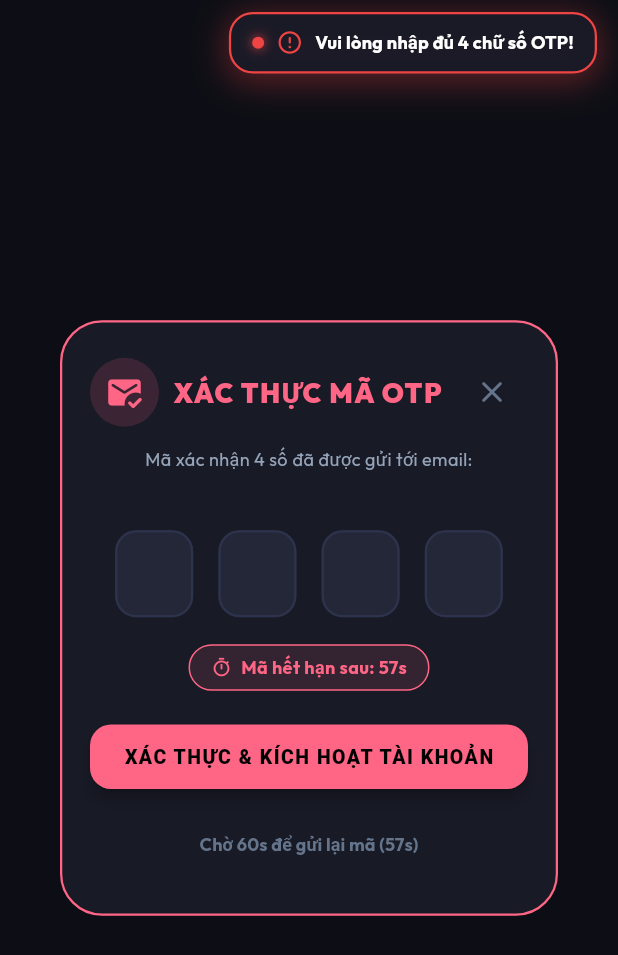
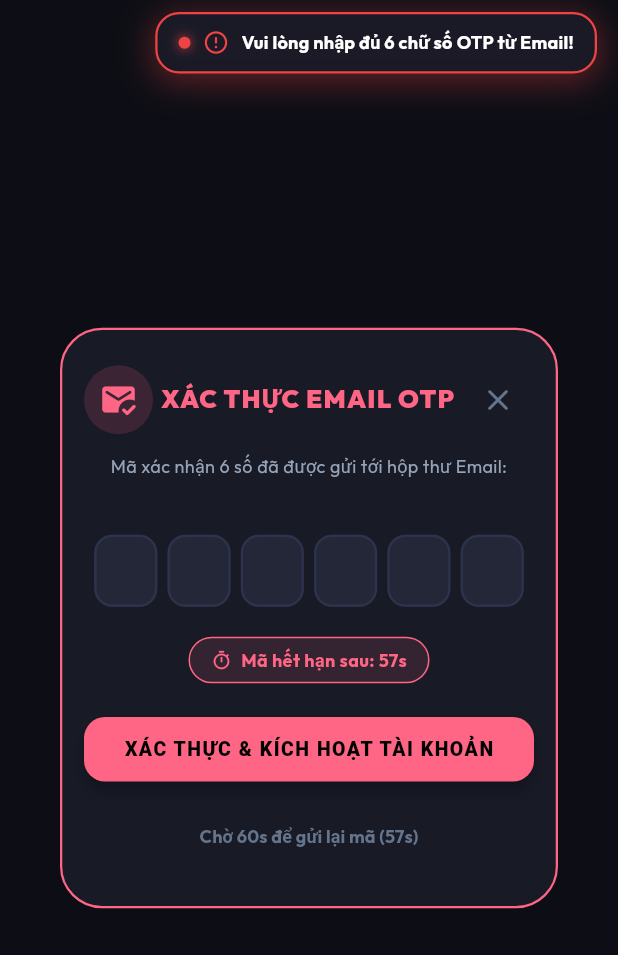
Before and after one commit to leliendaii/Nocodevn-Running, a Flutter app: the OtpVerificationDialog widget shown alone on an empty page, opened directly with empty values, after a tap on "XÁC THỰC & KÍCH HOẠT TÀI KHOẢN", on a phone screen of 412 x 824 dp. Shown: the top 955 px of the screen. Run offline on Flutter 3.47's test engine with Material 3 defaults, Android fonts, the phone set to English and light mode, and no system bars; our stand-ins replace fl_chart, geolocator, google_fonts, image_picker, shared_preferences, supabase_flutter; accounts and stored records are empty.

Commit message:
Ket noi gui OTP thuc te ve Email hop thu va cho phep dang nhap bang Username/Email 100%

```diff
--- a/lib/widgets/dialogs/otp_dialog.dart
+++ b/lib/widgets/dialogs/otp_dialog.dart
@@ -1,5 +1,4 @@
 import 'dart:async';
-import 'dart:math';
 import 'package:flutter/material.dart';
 import 'package:provider/provider.dart';
 import '../../providers/auth_provider.dart';
@@ -31,19 +30,20 @@ class OtpVerificationDialog extends StatefulWidget {
 }
 
 class _OtpVerificationDialogState extends State<OtpVerificationDialog> {
-  String _generatedOtp = '';
   int _otpCountdown = 60;
   Timer? _otpTimer;
   late int _resendAttempts;
+  bool _isSubmitting = false;
 
-  final List<TextEditingController> _otpControllers = List.generate(4, (_) => TextEditingController());
-  final List<FocusNode> _otpFocusNodes = List.generate(4, (_) => FocusNode());
+  // Hỗ trợ 6 ô nhập mã OTP (chuẩn quốc tế của Supabase)
+  final List<TextEditingController> _otpControllers = List.generate(6, (_) => TextEditingController());
+  final List<FocusNode> _otpFocusNodes = List.generate(6, (_) => FocusNode());
 
   @override
   void initState() {
     super.initState();
     _resendAttempts = widget.initialAttempts;
-    _sendOtp();
+    _startCountdown();
   }
 
   @override
@@ -58,7 +58,23 @@ class _OtpVerificationDialogState extends State<OtpVerificationDialog> {
     super.dispose();
   }
 
-  void _sendOtp() {
+  void _startCountdown() {
+    _otpTimer?.cancel();
+    setState(() {
+      _otpCountdown = 60;
+    });
+
+    _otpTimer = Timer.periodic(const Duration(seconds: 1), (timer) {
+      if (_otpCountdown > 0) {
+        setState(() => _otpCountdown--);
+      } else {
+        timer.cancel();
+      }
+    });
+  }
+
+  // Gửi lại mã OTP qua Email thực tế
+  Future<void> _resendOtp() async {
     if (_resendAttempts >= 5) {
       final lockUntil = DateTime.now().add(const Duration(hours: 1));
       widget.onLock(lockUntil);
@@ -74,41 +90,33 @@ class _OtpVerificationDialogState extends State<OtpVerificationDialog> {
     _resendAttempts++;
     widget.onAttemptIncrement();
 
-    final random = Random();
-    _generatedOtp = (1000 + random.nextInt(9000)).toString();
-
     for (var c in _otpControllers) {
       c.clear();
     }
 
-    setState(() {
-      _otpCountdown = 60;
-    });
+    final error = await context.read<AuthProvider>().resendOtp(widget.email);
+    if (!mounted) return;
 
-    _otpTimer?.cancel();
-    _otpTimer = Timer.periodic(const Duration(seconds: 1), (timer) {
-      if (_otpCountdown > 0) {
-        setState(() => _otpCountdown--);
+    if (error != null) {
+      TopSyncToast.show(context, message: error, isSuccess: false);
     } else {
-        timer.cancel();
-      }
-    });
-
+      _startCountdown();
       TopSyncToast.show(
         context,
-      message: 'Mã OTP xác thực: $_generatedOtp (Còn 60s)',
+        message: 'Đã gửi mã OTP mới tới email: ${widget.email}',
         isSuccess: true,
-      duration: const Duration(seconds: 10),
       );
     }
+  }
 
+  // Xác thực mã OTP và kích hoạt tài khoản
   Future<void> _verifyOtpAndRegister() async {
     final enteredOtp = _otpControllers.map((c) => c.text.trim()).join();
 
-    if (enteredOtp.length < 4) {
+    if (enteredOtp.length < 6) {
       TopSyncToast.show(
         context,
-        message: 'Vui lòng nhập đủ 4 chữ số OTP!',
+        message: 'Vui lòng nhập đủ 6 chữ số OTP từ Email!',
         isSuccess: false,
       );
       return;
@@ -117,29 +125,24 @@ class _OtpVerificationDialogState extends State<OtpVerificationDialog> {
     if (_otpCountdown <= 0) {
       TopSyncToast.show(
         context,
-        message: '⏱️ Mã OTP đã hết hạn! Vui lòng bấm gửi lại.',
+        message: '⏱️ Mã OTP đã hết hạn! Vui lòng bấm gửi lại mã mới.',
         isSuccess: false,
       );
       return;
     }
 
-    if (enteredOtp != _generatedOtp) {
-      TopSyncToast.show(
-        context,
-        message: '❌ Mã OTP không chính xác!',
-        isSuccess: false,
-      );
-      return;
-    }
+    setState(() => _isSubmitting = true);
 
-    final error = await context.read<AuthProvider>().register(
+    final error = await context.read<AuthProvider>().verifyOtpAndActivate(
+      email: widget.email,
+      token: enteredOtp,
       name: widget.name,
       username: widget.username,
-      email: widget.email,
       password: widget.password,
     );
 
     if (!mounted) return;
+    setState(() => _isSubmitting = false);
 
     if (error != null) {
       TopSyncToast.show(
@@ -152,7 +155,7 @@ class _OtpVerificationDialogState extends State<OtpVerificationDialog> {
       Navigator.of(context).pop();
       TopSyncToast.show(
         context,
-        message: '🎉 Xác thực OTP thành công! Đã kích hoạt tài khoản.',
+        message: '🎉 Xác thực Email thành công! Đã kích hoạt tài khoản.',
         isSuccess: true,
       );
     }
@@ -167,7 +170,7 @@ class _OtpVerificationDialogState extends State<OtpVerificationDialog> {
         side: const BorderSide(color: AppTheme.secondaryNeon, width: 1.5),
       ),
       child: Padding(
-        padding: const EdgeInsets.symmetric(horizontal: 20.0, vertical: 24.0),
+        padding: const EdgeInsets.symmetric(horizontal: 16.0, vertical: 24.0),
         child: SingleChildScrollView(
           child: Column(
             mainAxisSize: MainAxisSize.min,
@@ -188,11 +191,11 @@ class _OtpVerificationDialogState extends State<OtpVerificationDialog> {
                     ),
                   ),
                   const Text(
-                    'XÁC THỰC MÃ OTP',
+                    'XÁC THỰC EMAIL OTP',
                     style: TextStyle(
-                      fontSize: 18,
+                      fontSize: 17,
                       fontWeight: FontWeight.w900,
-                      letterSpacing: 1.0,
+                      letterSpacing: 0.8,
                       color: AppTheme.secondaryNeon,
                     ),
                   ),
@@ -204,19 +207,19 @@ class _OtpVerificationDialogState extends State<OtpVerificationDialog> {
               ),
               const SizedBox(height: 12),
               Text(
-                'Mã xác nhận 4 số đã được gửi tới email:\n${widget.email}',
+                'Mã xác nhận 6 số đã được gửi tới hộp thư Email:\n${widget.email}',
                 textAlign: TextAlign.center,
                 style: const TextStyle(fontSize: 12, color: AppTheme.textSecondary, height: 1.4),
               ),
-              const SizedBox(height: 22),
+              const SizedBox(height: 20),
 
-              // 4 Ô NHẬP MÃ OTP
+              // 6 Ô NHẬP MÃ OTP
               Row(
                 mainAxisAlignment: MainAxisAlignment.spaceEvenly,
-                children: List.generate(4, (index) {
+                children: List.generate(6, (index) {
                   return SizedBox(
-                    width: 52,
-                    height: 58,
+                    width: 42,
+                    height: 52,
                     child: TextField(
                       controller: _otpControllers[index],
                       focusNode: _otpFocusNodes[index],
@@ -224,7 +227,7 @@ class _OtpVerificationDialogState extends State<OtpVerificationDialog> {
                       textAlign: TextAlign.center,
                       maxLength: 1,
                       style: const TextStyle(
-                        fontSize: 24,
+                        fontSize: 22,
                         fontWeight: FontWeight.w900,
                         color: AppTheme.secondaryNeon,
                       ),
@@ -232,17 +235,18 @@ class _OtpVerificationDialogState extends State<OtpVerificationDialog> {
                         counterText: '',
                         filled: true,
                         fillColor: AppTheme.surfaceLight,
+                        contentPadding: EdgeInsets.zero,
                         enabledBorder: OutlineInputBorder(
-                          borderRadius: BorderRadius.circular(14),
+                          borderRadius: BorderRadius.circular(12),
                           borderSide: const BorderSide(color: AppTheme.divider, width: 1.5),
                         ),
                         focusedBorder: OutlineInputBorder(
-                          borderRadius: BorderRadius.circular(14),
+                          borderRadius: BorderRadius.circular(12),
                           borderSide: const BorderSide(color: AppTheme.secondaryNeon, width: 2),
                         ),
                       ),
                       onChanged: (val) {
-                        if (val.isNotEmpty && index < 3) {
+                        if (val.isNotEmpty && index < 5) {
                           _otpFocusNodes[index + 1].requestFocus();
                         } else if (val.isEmpty && index > 0) {
                           _otpFocusNodes[index - 1].requestFocus();
@@ -255,7 +259,7 @@ class _OtpVerificationDialogState extends State<OtpVerificationDialog> {
                   );
                 }),
               ),
-              const SizedBox(height: 18),
+              const SizedBox(height: 16),
 
               // ĐỒNG HỒ ĐẾM NGƯỢC 60 GIÂY
               Container(
@@ -294,6 +298,7 @@ class _OtpVerificationDialogState extends State<OtpVerificationDialog> {
               ),
               const SizedBox(height: 20),
 
+              // NÚT XÁC THỰC & KÍCH HOẠT
               SizedBox(
                 width: double.infinity,
                 child: ElevatedButton(
@@ -303,8 +308,14 @@ class _OtpVerificationDialogState extends State<OtpVerificationDialog> {
                     padding: const EdgeInsets.symmetric(vertical: 14),
                     shape: RoundedRectangleBorder(borderRadius: BorderRadius.circular(14)),
                   ),
-                  onPressed: _verifyOtpAndRegister,
-                  child: const Text(
+                  onPressed: _isSubmitting ? null : _verifyOtpAndRegister,
+                  child: _isSubmitting
+                      ? const SizedBox(
+                          height: 18,
+                          width: 18,
+                          child: CircularProgressIndicator(color: Colors.black, strokeWidth: 2),
+                        )
+                      : const Text(
                           'XÁC THỰC & KÍCH HOẠT TÀI KHOẢN',
                           style: TextStyle(fontSize: 13, fontWeight: FontWeight.w900),
                         ),
@@ -312,11 +323,12 @@ class _OtpVerificationDialogState extends State<OtpVerificationDialog> {
               ),
               const SizedBox(height: 10),
 
+              // NÚT GỬI LẠI MÃ (RESEND)
               TextButton(
-                onPressed: _otpCountdown <= 0 ? _sendOtp : null,
+                onPressed: _otpCountdown <= 0 ? _resendOtp : null,
                 child: Text(
                   _otpCountdown <= 0
-                      ? '🔄 GỬI LẠI MÃ OTP MỚI (${5 - _resendAttempts} lần còn lại)'
+                      ? '🔄 GỬI LẠI MÃ VỀ EMAIL (${5 - _resendAttempts} lần còn lại)'
                       : 'Chờ 60s để gửi lại mã (${_otpCountdown}s)',
                   style: TextStyle(
                     fontSize: 12,
```
Also changed, not shown: lib/providers/auth_provider.dart (+81 -10 lines), lib/screens/login_screen.dart (+39 -5 lines), lib/services/supabase_service.dart (+50 -10 lines). Lines whose indentation alone changed are shown as unchanged.
